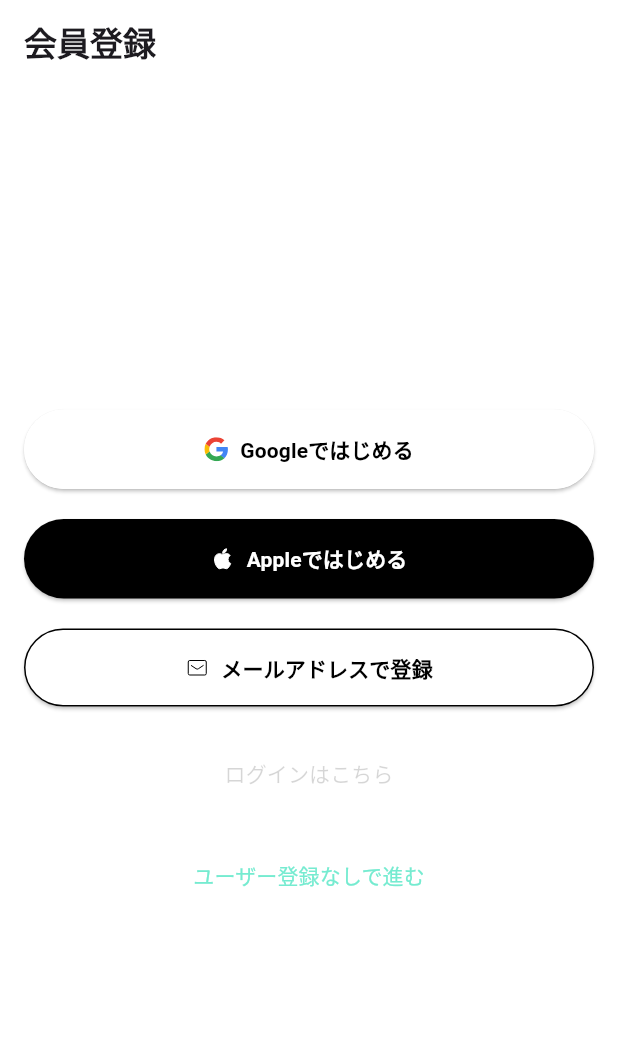
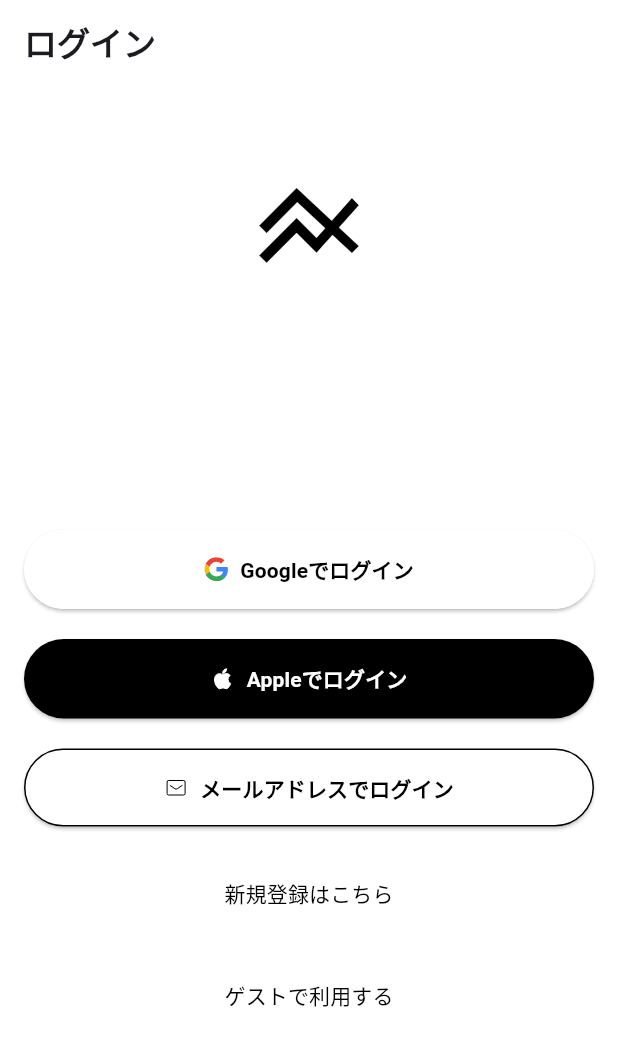
Before and after one commit to mrt-ry/axis-mobile, a Flutter app: the UserRegistrationScreen screen opened directly, after a tap on "ログインはこちら", on a phone screen of 412 x 824 dp. Shown: the top 1046 px of the screen. Run offline on Flutter 3.47's test engine with Material 3 defaults, Android fonts, the phone set to English and light mode, and no system bars; our stand-ins replace flutter_svg.

Commit message:
ユーザー登録・ログイン　画面の作成

```diff
--- a/lib/constants/colors.dart
+++ b/lib/constants/colors.dart
@@ -4,7 +4,7 @@ class AppColors {
   static const Color baseColor = Color(0xffffffff);
   static const Color primaryColor = Color(0xff75EBD0);
   static const Color secondaryColor = Color(0xffF58523);
-  static const Color textColor = Color(0x33333333);
+  static const Color textColor = Color(0xff000000);
   static const Color subTextColor = Color(0xE4E4E4E4);
   static const Color blackColor = Color(0xff000000);
   static const Color whiteColor = Color(0xffffffff);
--- a/lib/screens/user_registration_screen.dart
+++ b/lib/screens/user_registration_screen.dart
@@ -4,36 +4,86 @@ import 'package:axis_mobile/widgets/custom_button.dart';
 import 'package:flutter/material.dart';
 import 'package:flutter_svg/flutter_svg.dart';
 
-class UserRegistrationScreen extends StatelessWidget {
+class UserRegistrationScreen extends StatefulWidget {
+  const UserRegistrationScreen({super.key});
+
+  @override
+  State<UserRegistrationScreen> createState() => _UserRegistrationScreenState();
+}
+
+class _UserRegistrationScreenState extends State<UserRegistrationScreen> {
+  bool _isLoginMode = false;
+
+  void _toggleMode() {
+    setState(() {
+      _isLoginMode = !_isLoginMode;
+    });
+  }
+
   @override
   Widget build(BuildContext context) {
     return Scaffold(
       backgroundColor: AppColors.baseColor,
       appBar: AppBar(
-        title: Text('会員登録', style: TextStyle(fontWeight: FontWeight.bold)),
+        title: Text(
+          _isLoginMode ? 'ログイン' : '会員登録',
+          style: const TextStyle(fontWeight: FontWeight.bold),
+        ),
         backgroundColor: AppColors.baseColor,
       ),
       body: Padding(
         padding: AppSizes.mediumPadding,
         child: Column(
-          mainAxisAlignment: MainAxisAlignment.center,
           children: <Widget>[
+            const SizedBox(height: 40),
+            Icon(Icons.line_axis, size: 80, color: AppColors.textColor),
+            const SizedBox(height: 40),
+            const Spacer(),
+            _isLoginMode ? _LoginForm() : _RegistrationForm(),
+            const SizedBox(height: 20),
+            TextButton(
+              onPressed: _toggleMode,
+              child: Text(
+                _isLoginMode ? '新規登録はこちら' : 'ログインはこちら',
+                style: TextStyle(color: AppColors.textColor),
+              ),
+            ),
+            const SizedBox(height: 20),
+            TextButton(
+              onPressed: () {
+                // ゲストログイン処理
+              },
+              child: Text(
+                'ゲストで利用する',
+                style: TextStyle(color: AppColors.textColor),
+              ),
+            ),
+            const Spacer(),
+          ],
+        ),
+      ),
+    );
+  }
+}
+
+class _LoginForm extends StatelessWidget {
+  @override
+  Widget build(BuildContext context) {
+    return Column(
+      children: [
         CustomButton(
-              text: 'Googleではじめる',
+          text: 'Googleでログイン',
           onPressed: () {
-                // 登録処理
+            // ログイン処理
           },
-              leadingIcon: SvgPicture.asset(
-                'images/google-logo.svg',
-                width: 16,
-              ),
+          leadingIcon: SvgPicture.asset('images/google-logo.svg', width: 16),
           borderColor: AppColors.whiteColor,
         ),
-            SizedBox(height: 20),
+        const SizedBox(height: 20),
         CustomButton(
-              text: 'Appleではじめる',
+          text: 'Appleでログイン',
           onPressed: () {
-                // 登録処理
+            // ログイン処理
           },
           backgroundColor: AppColors.blackColor,
           textColor: AppColors.whiteColor,
@@ -46,39 +96,60 @@ class UserRegistrationScreen extends StatelessWidget {
             ),
           ),
         ),
-            SizedBox(height: 20),
+        const SizedBox(height: 20),
         CustomButton(
-              text: 'メールアドレスで登録',
+          text: 'メールアドレスでログイン',
           onPressed: () {
-                // 登録処理
+            // ログイン処理
           },
           borderColor: AppColors.blackColor,
-              leadingIcon: SvgPicture.asset(
-                'images/email-logo.svg',
-                width: 16,
-              ),
-            ),
-            SizedBox(height: 20),
-            TextButton(
-              onPressed: () {},
-              child: Text(
-                'ログインはこちら',
-                style: TextStyle(color: AppColors.textColor),
-              ),
-            ),
-            SizedBox(height: 20),
-            TextButton(
-              onPressed: () {
-                // ユーザー登録なしで進む処理
-              },
-              child: Text(
-                'ユーザー登録なしで進む',
-                style: TextStyle(color: AppColors.primaryColor),
-              ),
+          leadingIcon: SvgPicture.asset('images/email-logo.svg', width: 16),
         ),
       ],
-        ),
-      ),
     );
   }
 }
+
+class _RegistrationForm extends StatelessWidget {
+  @override
+  Widget build(BuildContext context) {
+    return Column(
+      children: [
+        CustomButton(
+          text: 'Googleではじめる',
+          onPressed: () {
+            // ログイン処理
+          },
+          leadingIcon: SvgPicture.asset('images/google-logo.svg', width: 16),
+          borderColor: AppColors.whiteColor,
+        ),
+        const SizedBox(height: 20),
+        CustomButton(
+          text: 'Appleではじめる',
+          onPressed: () {
+            // ログイン処理
+          },
+          backgroundColor: AppColors.blackColor,
+          textColor: AppColors.whiteColor,
+          leadingIcon: SvgPicture.asset(
+            'images/apple-logo.svg',
+            width: 16,
+            colorFilter: ColorFilter.mode(
+              AppColors.whiteColor,
+              BlendMode.srcIn,
+            ),
+          ),
+        ),
+        const SizedBox(height: 20),
+        CustomButton(
+          text: 'メールアドレスではじめる',
+          onPressed: () {
+            // ログイン処理
+          },
+          borderColor: AppColors.blackColor,
+          leadingIcon: SvgPicture.asset('images/email-logo.svg', width: 16),
+        ),
+      ],
+    );
+  }
+}
```
Lines whose indentation alone changed are shown as unchanged.
